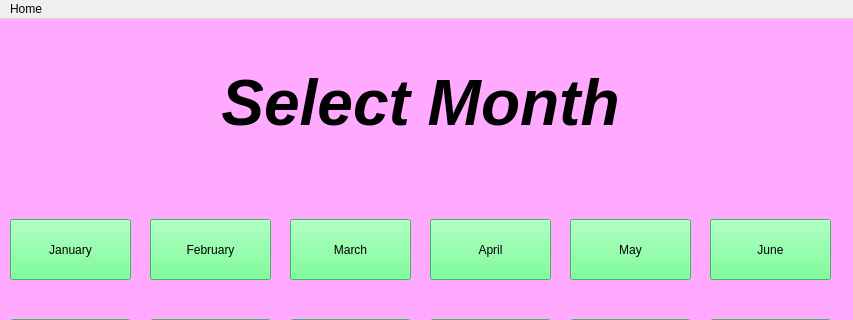
First picture: the form in rsrc/UI/months.ui, repository Winkelmann17/BudgetTool-Python, before the edit; both pictures show x 0 to 853 and y 0 to 320 of the 853 by 521 pixel window.
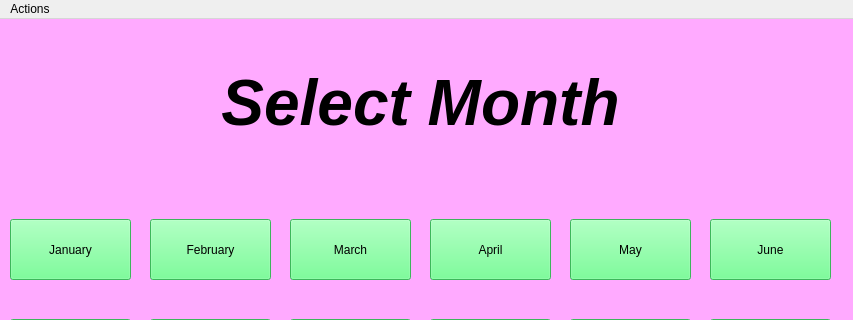
Second picture: the form after the edit.

Commit message: Added 'back' and 'home' features

Diff of the .ui file:
```diff
--- a/rsrc/UI/months.ui
+++ b/rsrc/UI/months.ui
@@ -255,12 +255,12 @@
      <height>22</height>
     </rect>
    </property>
-   <widget class="QMenu" name="menuHome">
+   <widget class="QMenu" name="menuActions">
     <property name="title">
-     <string>Home</string>
+     <string>Actions</string>
     </property>
    </widget>
-   <addaction name="menuHome"/>
+   <addaction name="menuActions"/>
   </widget>
   <widget class="QStatusBar" name="statusbar"/>
  </widget>
```
Left out of the diff: 18 changed lines with no effect on the pictures. The commit also changes 3 other files.
